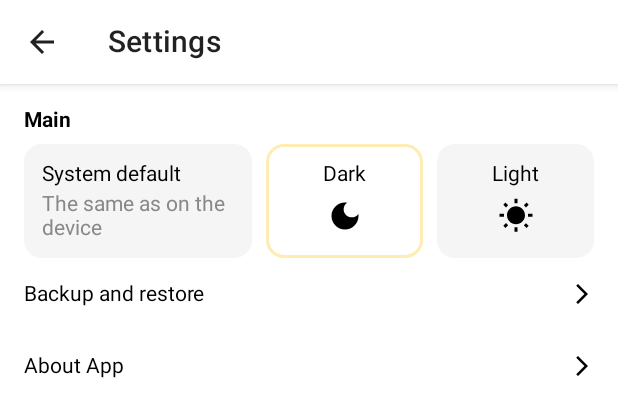
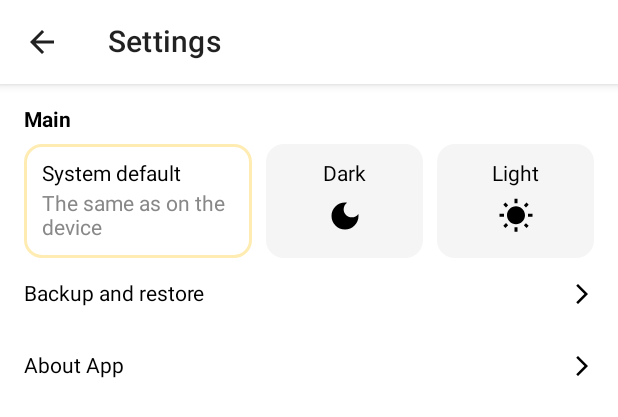
Before and after one commit to VitaliyBelyaev/WishApp, an Android app built with Jetpack Compose: the @Preview function SettingsScreenPreview, on a phone screen of 412 x 824 dp. Shown: the top 417 px of the screen. Run offline under Robolectric (Android 15) with nearby library versions, the phone set to English and light mode, and no system bars; our stand-ins replace Dagger/Hilt's generated code, constraintlayout-compose.

Commit message:
Fix theme switching

```diff
--- a/app/src/main/java/ru/vitaliy/belyaev/wishapp/entity/Theme.kt
+++ b/app/src/main/java/ru/vitaliy/belyaev/wishapp/entity/Theme.kt
@@ -1,5 +1,24 @@
 package ru.vitaliy.belyaev.wishapp.entity
 
-enum class Theme() {
+enum class Theme {
     SYSTEM, DARK, LIGHT
 }
+
+private const val INT_SYSTEM = 0
+private const val INT_DARK = 1
+private const val INT_LIGHT = 2
+
+fun Int?.toTheme(): Theme =
+    when (this) {
+        INT_SYSTEM -> Theme.SYSTEM
+        INT_DARK -> Theme.DARK
+        INT_LIGHT -> Theme.LIGHT
+        else -> Theme.SYSTEM
+    }
+
+fun Theme.toInt(): Int =
+    when (this) {
+        Theme.SYSTEM -> INT_SYSTEM
+        Theme.DARK -> INT_DARK
+        Theme.LIGHT -> INT_LIGHT
+    }
--- a/app/src/main/java/ru/vitaliy/belyaev/wishapp/ui/screens/settings/SettingsScreen.kt
+++ b/app/src/main/java/ru/vitaliy/belyaev/wishapp/ui/screens/settings/SettingsScreen.kt
@@ -15,6 +15,8 @@ import androidx.compose.material.Text
 import androidx.compose.material.rememberModalBottomSheetState
 import androidx.compose.runtime.Composable
 import androidx.compose.runtime.MutableState
+import androidx.compose.runtime.collectAsState
+import androidx.compose.runtime.getValue
 import androidx.compose.runtime.mutableStateOf
 import androidx.compose.runtime.remember
 import androidx.compose.runtime.rememberCoroutineScope
@@ -26,6 +28,7 @@ import androidx.compose.ui.unit.ExperimentalUnitApi
 import androidx.compose.ui.unit.TextUnit
 import androidx.compose.ui.unit.TextUnitType
 import androidx.compose.ui.unit.dp
+import androidx.hilt.navigation.compose.hiltViewModel
 import kotlinx.coroutines.launch
 import ru.vitaliy.belyaev.wishapp.R
 import ru.vitaliy.belyaev.wishapp.entity.Theme
@@ -41,13 +44,15 @@ import ru.vitaliy.belyaev.wishapp.ui.screens.settings.entity.SettingItem
 @Composable
 fun SettingsScreen(
     onBackPressed: () -> Unit,
-    onAboutAppClicked: () -> Unit
+    onAboutAppClicked: () -> Unit,
+    viewModel: SettingsViewModel = hiltViewModel()
 ) {
 
     val snackbarHostState = remember { SnackbarHostState() }
     val scope = rememberCoroutineScope()
     val modalBottomSheetState = rememberModalBottomSheetState(initialValue = ModalBottomSheetValue.Hidden)
     val settingItem: MutableState<SettingItem> = remember { mutableStateOf(Backup) }
+    val selectedTheme: Theme by viewModel.selectedTheme.collectAsState()
 
     ModalBottomSheetLayout(
         sheetState = modalBottomSheetState,
@@ -81,7 +86,10 @@ fun SettingsScreen(
                         fontWeight = FontWeight.Bold,
                         modifier = Modifier.padding(start = 16.dp, top = 16.dp, end = 16.dp, bottom = 8.dp)
                     )
-                    ThemeSettingBlock(Theme.DARK, {})
+                    ThemeSettingBlock(
+                        selectedTheme = selectedTheme,
+                        onThemeClicked = { viewModel.updateSelectedTheme(it) }
+                    )
                     SettingBlock(
                         title = stringResource(R.string.backup),
                         onClick = {
--- /dev/null
+++ b/app/src/main/java/ru/vitaliy/belyaev/wishapp/ui/screens/settings/SettingsViewModel.kt
@@ -0,0 +1,37 @@
+package ru.vitaliy.belyaev.wishapp.ui.screens.settings
+
+import androidx.lifecycle.ViewModel
+import androidx.lifecycle.viewModelScope
+import dagger.hilt.android.lifecycle.HiltViewModel
+import javax.inject.Inject
+import kotlinx.coroutines.flow.MutableStateFlow
+import kotlinx.coroutines.flow.StateFlow
+import kotlinx.coroutines.flow.collect
+import kotlinx.coroutines.launch
+import ru.vitaliy.belyaev.wishapp.entity.Theme
+import ru.vitaliy.belyaev.wishapp.model.repository.DataStoreRepository
+
+@HiltViewModel
+class SettingsViewModel @Inject constructor(
+    private val dataStoreRepository: DataStoreRepository
+) : ViewModel() {
+
+    private val _selectedTheme: MutableStateFlow<Theme> = MutableStateFlow(Theme.SYSTEM)
+    val selectedTheme: StateFlow<Theme> = _selectedTheme
+
+    init {
+        viewModelScope.launch {
+            dataStoreRepository
+                .selectedTheme
+                .collect {
+                    _selectedTheme.value = it
+                }
+        }
+    }
+
+    fun updateSelectedTheme(theme: Theme) {
+        viewModelScope.launch {
+            dataStoreRepository.updateSelectedTheme(theme)
+        }
+    }
+}
--- a/app/src/main/java/ru/vitaliy/belyaev/wishapp/ui/screens/settings/components/ThemeSettingBlock.kt
+++ b/app/src/main/java/ru/vitaliy/belyaev/wishapp/ui/screens/settings/components/ThemeSettingBlock.kt
@@ -49,7 +49,7 @@ fun ThemeSettingBlock(
                 .background(color = colorResource(systemBgColorRes), shape = baseShape)
                 .border(borderWidth, colorResource(systemBorderColorRes), baseShape)
                 .clip(baseShape)
-                .clickable { }
+                .clickable { onThemeClicked(Theme.SYSTEM) }
                 .constrainAs(systemRef) {
                     width = Dimension.percent(0.4f)
                     start.linkTo(parent.start)
@@ -87,7 +87,7 @@ fun ThemeSettingBlock(
                 .background(color = colorResource(darkBgColorRes), shape = baseShape)
                 .border(borderWidth, colorResource(darkBorderColorRes), baseShape)
                 .clip(baseShape)
-                .clickable { }
+                .clickable { onThemeClicked(Theme.DARK) }
                 .constrainAs(darkRef) {
                     height = Dimension.fillToConstraints
                     width = Dimension.percent(0.275f)
@@ -125,7 +125,7 @@ fun ThemeSettingBlock(
                 .background(color = colorResource(lightBgColorRes), shape = baseShape)
                 .border(borderWidth, colorResource(lightBorderColorRes), baseShape)
                 .clip(baseShape)
-                .clickable { }
+                .clickable { onThemeClicked(Theme.LIGHT) }
                 .constrainAs(lightRef) {
                     height = Dimension.fillToConstraints
                     width = Dimension.percent(0.275f)
```
Also changed, not shown: app/src/main/java/ru/vitaliy/belyaev/wishapp/model/repository/DataStoreRepository.kt (+44 -0 lines), app/src/main/java/ru/vitaliy/belyaev/wishapp/theme/Theme.kt (+8 -2 lines), app/src/main/java/ru/vitaliy/belyaev/wishapp/ui/AppActivity.kt (+15 -3 lines), app/src/main/java/ru/vitaliy/belyaev/wishapp/ui/AppActivityViewModel.kt (+19 -1 lines).
